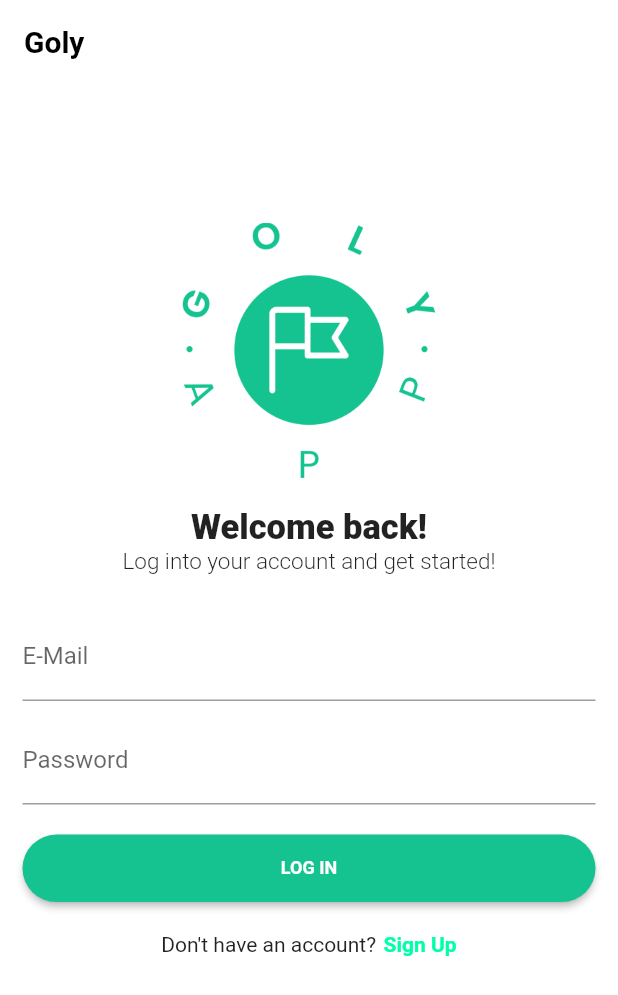
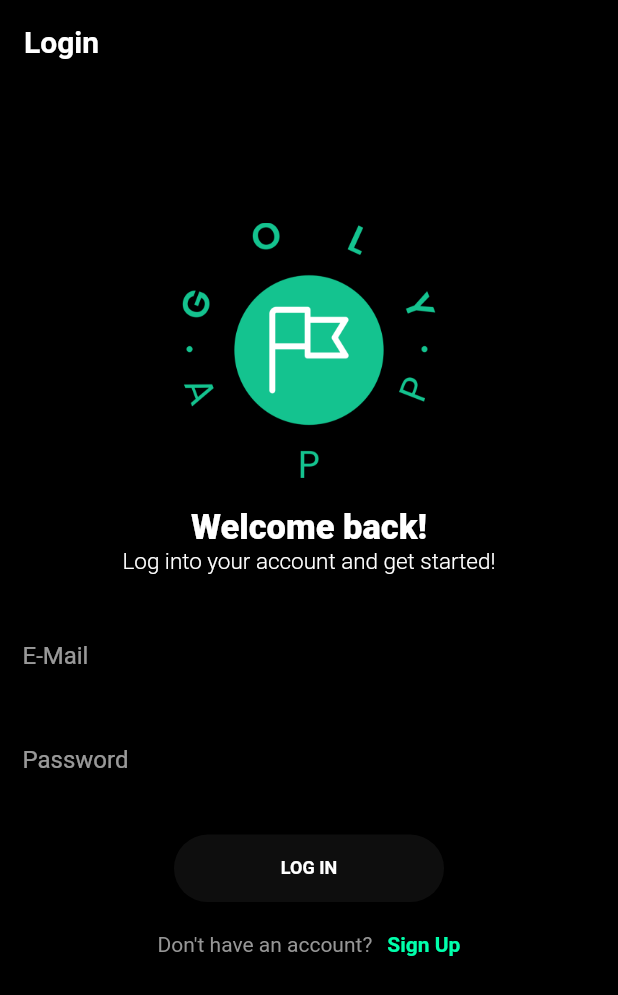
Before and after one commit to webion-hub/goly, a Flutter app: the screen it shows after launch, on a phone screen of 412 x 824 dp. Shown: the top 995 px of the screen. Run offline on Flutter 3.47's test engine with Material 2 defaults, Android fonts, the phone set to English and light mode, and no system bars; our stand-ins replace firebase_auth, firebase_core, introduction_screen; accounts and stored records are empty.

Commit message:
Sign up and log in refactoring

```diff
--- /dev/null
+++ b/lib/components/auth/login.dart
@@ -0,0 +1,144 @@
+import 'package:firebase_auth/firebase_auth.dart';
+import 'package:flutter/gestures.dart';
+import 'package:flutter/material.dart';
+import 'package:goly/components/fields/email_field.dart';
+import 'package:goly/components/fields/password_field.dart';
+import 'package:goly/main.dart';
+
+class LogIn extends StatefulWidget {
+  final VoidCallback onClickedSignup;
+  const LogIn({super.key, required this.onClickedSignup});
+
+  @override
+  State<LogIn> createState() => _LogInState();
+}
+
+class _LogInState extends State<LogIn> {
+  final _emailController = TextEditingController(text: '');
+  final _passwordController = TextEditingController(text: '');
+
+  @override
+  void dispose() {
+    super.dispose();
+    _emailController.dispose();
+    _passwordController.dispose();
+  }
+
+  @override
+  Widget build(BuildContext context) {
+    Future logIn() async {
+      showDialog(
+        context: context,
+        barrierDismissible: false,
+        builder: (context) => const Center(
+          child: CircularProgressIndicator(),
+        ),
+      );
+      try {
+        await FirebaseAuth.instance.signInWithEmailAndPassword(
+          email: _emailController.text,
+          password: _passwordController.text,
+        );
+      } on FirebaseAuthException catch (e) {
+        print(e);
+      }
+      navigatorKey.currentState!.popUntil((route) => route.isFirst);
+    }
+
+    return SingleChildScrollView(
+      padding: const EdgeInsets.symmetric(horizontal: 15.0, vertical: 10.0),
+      child: Column(
+        children: [
+          SizedBox(height: MediaQuery.of(context).size.height / 10),
+          SizedBox(
+            height: 170.0,
+            width: MediaQuery.of(context).size.width,
+            child: Image.asset('assets/images/logo.png'),
+          ),
+          const SizedBox(height: 20.0),
+          const Center(
+            child: Text(
+              'Welcome back!',
+              style: TextStyle(
+                fontSize: 23.0,
+                fontWeight: FontWeight.w900,
+              ),
+            ),
+          ),
+          const Center(
+            child: Text(
+              'Log into your account and get started!',
+              style: TextStyle(
+                fontSize: 15.0,
+                fontWeight: FontWeight.w300,
+              ),
+            ),
+          ),
+          const SizedBox(height: 25.0),
+          Form(
+            child: Column(
+              children: [
+                EmailField(
+                  controller: _emailController,
+                ),
+                const SizedBox(height: 10.0),
+                PasswordField(controller: _passwordController)
+              ],
+            ),
+          ),
+          const SizedBox(height: 20.0),
+          SizedBox(
+            height: 45.0,
+            width: 180.0,
+            child: ElevatedButton(
+              style: ButtonStyle(
+                shape: MaterialStateProperty.all<RoundedRectangleBorder>(
+                  RoundedRectangleBorder(
+                    borderRadius: BorderRadius.circular(40.0),
+                  ),
+                ),
+                backgroundColor: MaterialStateProperty.all<Color>(
+                  Theme.of(context).colorScheme.primary,
+                ),
+              ),
+              onPressed: logIn,
+              child: Text(
+                'Log in'.toUpperCase(),
+                style: const TextStyle(
+                  color: Colors.white,
+                  fontSize: 12.0,
+                  fontWeight: FontWeight.w600,
+                ),
+              ),
+            ),
+          ),
+          const SizedBox(
+            height: 20,
+          ),
+          RichText(
+            text: TextSpan(
+              text: 'Don\'t have an account?',
+               style: TextStyle(color: Theme.of(context).primaryColor),
+              children: [
+                const WidgetSpan(
+                  child: Padding(
+                    padding: EdgeInsets.only(left: 10.0),
+                  ),
+                ),
+                TextSpan(
+                  recognizer: TapGestureRecognizer()
+                    ..onTap = widget.onClickedSignup,
+                  text: 'Sign Up',
+                  style: TextStyle(
+                    fontWeight: FontWeight.bold,
+                    color: Theme.of(context).colorScheme.secondary,
+                  ),
+                )
+              ],
+            ),
+          ),
+        ],
+      ),
+    );
+  }
+}
--- a/lib/main.dart
+++ b/lib/main.dart
@@ -1,7 +1,8 @@
 import 'package:firebase_auth/firebase_auth.dart';
 import 'package:firebase_core/firebase_core.dart';
 import 'package:flutter/material.dart';
-import 'package:goly/pages/login_page.dart';
+import 'package:goly/pages/auth_page.dart';
+import 'package:goly/pages/home_page.dart';
 import 'package:goly/utils/constants.dart';
 
 void main() async {
@@ -22,53 +23,20 @@ class MyApp extends StatelessWidget {
       title: Constants.appName,
       navigatorKey: navigatorKey,
       debugShowCheckedModeBanner: false,
-      theme: (false ? Constants.darkTheme : Constants.lightTheme),
+      theme: (true ? Constants.darkTheme : Constants.lightTheme),
       home: StreamBuilder(
         stream: FirebaseAuth.instance.authStateChanges(),
         builder: ((BuildContext context, snapshot) {
           if(snapshot.connectionState == ConnectionState.waiting) {
-            return CircularProgressIndicator();
+            return const CircularProgressIndicator();
           }
           if (snapshot.hasData) {
             return const MyHomePage();
           } else {
-            return const LoginPage();
+            return const AuthPage();
           }
         }),
       ),
     );
   }
 }
-
-class MyHomePage extends StatefulWidget {
-  const MyHomePage({super.key});
-
-  @override
-  State<MyHomePage> createState() => _MyHomePageState();
-}
-
-class _MyHomePageState extends State<MyHomePage> {
-  final user = FirebaseAuth.instance.currentUser!;
-  @override
-  Widget build(BuildContext context) {
-    return Scaffold(
-      appBar: AppBar(
-        title: Text(Constants.appName),
-      ),
-      body: Column(
-        children: [
-          Center(
-            child: Text(
-              "Hello ${user.email!}",
-              style: const TextStyle(color: Colors.green),
-            ),
-          ),
-          ElevatedButton(
-            onPressed: () => FirebaseAuth.instance.signOut(),
-            child: Text('logout'),
-          ),
-        ],
-      ),
-    );
-  }
-}
--- /dev/null
+++ b/lib/pages/auth_page.dart
@@ -0,0 +1,25 @@
+import 'package:flutter/material.dart';
+import 'package:goly/components/auth/signup.dart';
+import 'package:goly/components/auth/login.dart';
+
+class AuthPage extends StatefulWidget {
+  const AuthPage({super.key});
+
+  @override
+  State<AuthPage> createState() => _AuthPageState();
+}
+
+class _AuthPageState extends State<AuthPage> {
+  bool isLogin = true;
+  void toggle() => setState(() {
+    isLogin = !isLogin;
+  });
+
+  @override
+  Widget build(BuildContext context) {
+    return Scaffold(
+      appBar: AppBar(title: Text(isLogin ? "Login" : "Signup")),
+      body: isLogin ? LogIn(onClickedSignup: toggle,) : SignUp(onClickedSignup: toggle),
+    );
+  }
+}
--- a/lib/pages/introduction_page.dart
+++ b/lib/pages/introduction_page.dart
@@ -1,6 +1,6 @@
 import 'package:flutter/cupertino.dart';
 import 'package:flutter/material.dart';
-import 'package:goly/pages/login_page.dart';
+import 'package:goly/pages/home_page.dart';
 import 'package:introduction_screen/introduction_screen.dart';
 
 class IntroductionPage extends StatelessWidget {
@@ -45,7 +45,7 @@ class IntroductionPage extends StatelessWidget {
         // On button pressed
         Navigator.of(context).pushReplacement(
           CupertinoPageRoute(
-            builder: (_) => const LoginPage(),
+            builder: (_) => const MyHomePage(),
           ),
         );
       },
--- a/lib/utils/constants.dart
+++ b/lib/utils/constants.dart
@@ -3,8 +3,8 @@ import 'package:flutter/material.dart';
 class Constants {
   static String appName = "Goly";
 
-  static Color lightPrimary = const Color(0xff14c38f);
-  static Color darkPrimary = const Color(0xff2B2B2B);
+  static Color lightPrimary = Color.fromARGB(255, 14, 14, 14);
+  static Color darkPrimary = Color.fromARGB(255, 150, 150, 150);
 
   static Color lightAccent = const Color(0xff00ffab);
   static Color darkAccent = const Color(0xff00ffab);
```
Also changed, not shown: lib/components/auth/signup.dart (renamed from lib/pages/login_page.dart, +49 -55 lines), lib/pages/home_page.dart (added, +36 -0 lines), lib/pages/register.dart (deleted, +0 -112 lines).
